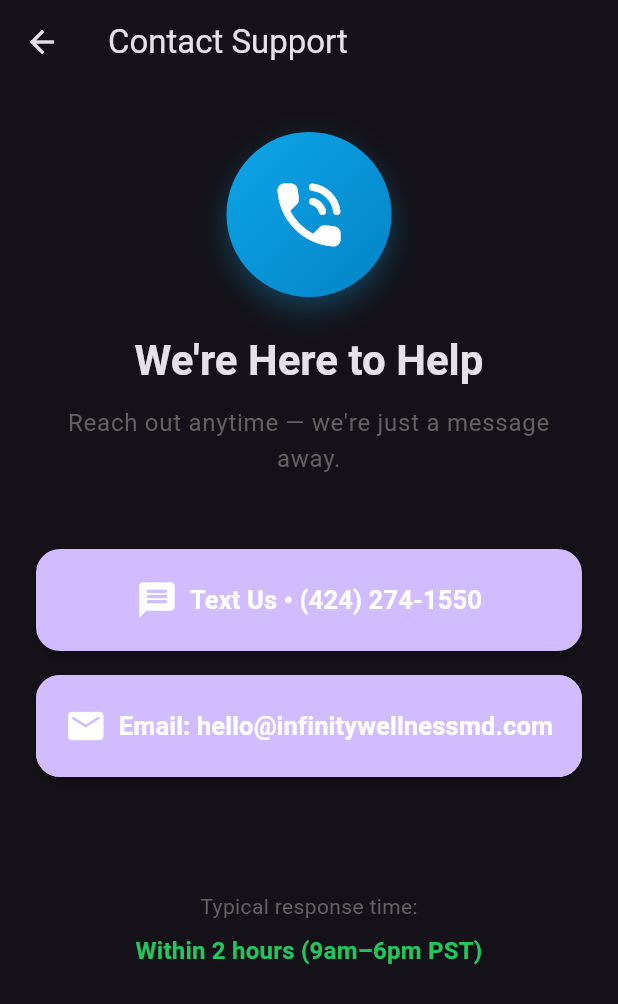
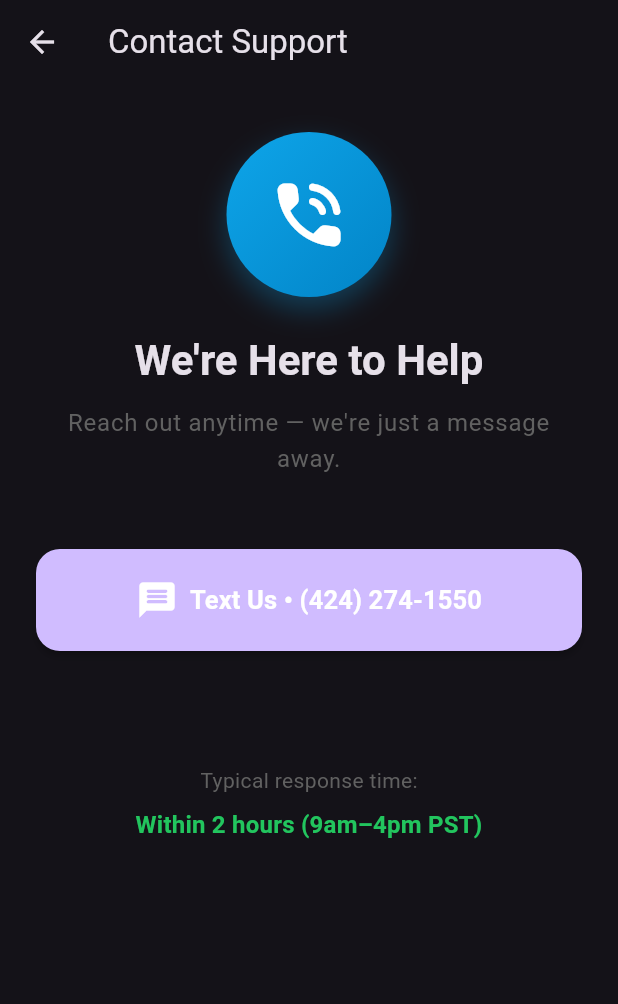
Before and after one commit to saadejaz0220-alt/medicalapp, a Flutter app: the ContactScreen screen opened by its route, on a phone screen of 412 x 824 dp. Shown: the top 1004 px of the screen. Run offline on Flutter 3.47's test engine with Material 3 defaults, Android fonts, the phone set to English and light mode, and no system bars; our stand-ins replace cached_network_image, chewie, cloud_firestore, firebase_auth, firebase_core, flutter_local_notifications and 6 more; accounts and stored records are empty.

Commit message:
23/2/2026 fixing underway.

```diff
--- a/lib/screens/contact/contact_controller.dart
+++ b/lib/screens/contact/contact_controller.dart
@@ -6,10 +6,7 @@
 
 class ContactController extends GetxController {
   final String phoneNumber = '+14242741550';
-  final String email = 'hello@infinitywellnessmd.com';
-
   final RxString patientName = 'Patient'.obs;
-  final RxString patientEmail = ''.obs;
 
   @override
   void onInit() {
@@ -20,7 +17,6 @@
 
   void _loadFromGlobalState() {
     patientName.value = loggedInUserData?['name'] ?? 'Patient';
-    patientEmail.value = loggedInUserData?['email'] ?? '';
   }
 
   Future<void> _fetchPatientDetails() async {
@@ -54,23 +50,4 @@
     }
   }
 
-  Future<void> launchEmail() async {
-    final String subject = 'Support Request from Patient App';
-    final String body = 'Hello,\n\nI would like to ask about...\n\nBest regards,\n${patientName.value}';
-
-    // Construct the mailto URI manually to ensure correct percent-encoding (%20 for spaces)
-    // using Uri.encodeComponent to handle special characters correctly.
-    final String url = 'mailto:$email?subject=${Uri.encodeComponent(subject)}&body=${Uri.encodeComponent(body)}';
-    final Uri emailUri = Uri.parse(url);
-
-    if (await canLaunchUrl(emailUri)) {
-      await launchUrl(emailUri);
-    } else {
-      Get.snackbar(
-        'Notice',
-        'Could not open email app. Please email $email',
-        snackPosition: SnackPosition.BOTTOM,
-      );
-    }
-  }
 }
--- a/lib/screens/contact/contact_screen.dart
+++ b/lib/screens/contact/contact_screen.dart
@@ -82,20 +82,6 @@
               textColor: Colors.white,
               onPressed: controller.launchSMS,
             ),
-            const SizedBox(height: 16),
-
-            _buildActionButton(
-              context: context,
-              icon: Icons.email_rounded,
-              label: 'Email: hello@infinitywellnessmd.com',
-              color: Theme.of(context).colorScheme.primary,
-             // borderColor: Colors.white,
-              borderColor: Theme.of(context).colorScheme.primary,
-              //textColor: Theme.of(context).colorScheme.primary,
-              textColor: Colors.white,
-
-              onPressed: controller.launchEmail,
-            ),
             const SizedBox(height: 48),
 
             // Response Time Card
@@ -115,7 +101,7 @@
                     ),
                     const SizedBox(height: 8),
                     Text(
-                      'Within 2 hours (9am–6pm PST)',
+                      'Within 2 hours (9am–4pm PST)',
                       style: Theme.of(context).textTheme.titleMedium?.copyWith(
                         fontWeight: FontWeight.bold,
                         color: AppColors.success,
```
Also changed, not shown: lib/widgets/common/recovery_journey_card.dart (+4 -4 lines), pubspec.lock, 2 other files.
